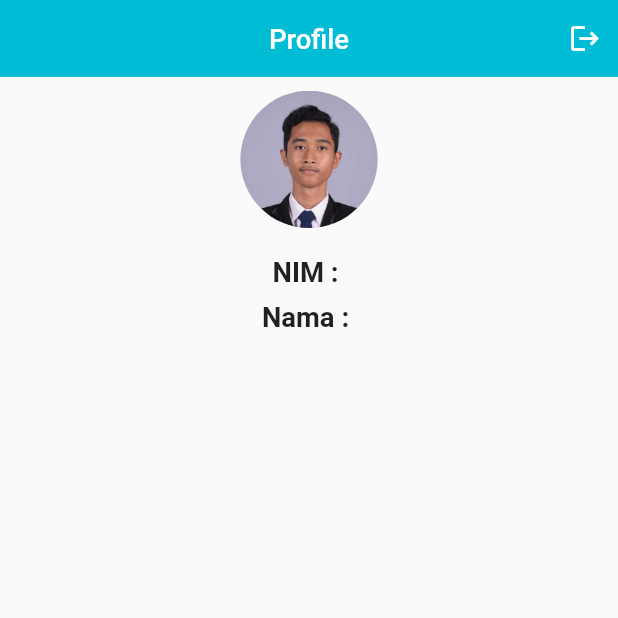
After one commit to wahyusinggihw/ibundiksha, a Flutter app: the ProfileScreen screen opened by its route, on a phone screen of 412 x 824 dp, the top half of it. The commit adds this screen. Run offline on Flutter 3.47's test engine with Material 2 defaults, Android fonts, the phone set to English and light mode, and no system bars; our stand-ins replace dio, material_design_icons_flutter, responsive_framework, shared_preferences; accounts and stored records are empty; network calls fail; statements that could not run were skipped.

Commit message:
add shared prefs, dio and login with api

```diff
--- a/lib/router/route_generator.dart
+++ b/lib/router/route_generator.dart
@@ -1,5 +1,6 @@
 import 'package:flutter/material.dart';
 import 'package:ibundiksha/screens/login_api.dart';
+import 'package:ibundiksha/screens/profile.dart';
 import 'package:ibundiksha/widgets/bottombar.dart';
 import '../screens/splash.dart';
 import 'route_list.dart';
@@ -21,6 +22,8 @@ class RouterGenerator {
         return MaterialPageRoute(builder: (_) => HomeScreen());
       case routeTransaksiScreen:
         return MaterialPageRoute(builder: (_) => TransaksiScreen());
+      case routeProfileScreen:
+        return MaterialPageRoute(builder: (_) => ProfileScreen());
       case routeLoginAPI:
         return MaterialPageRoute(builder: (_) => LoginApi());
 
--- a/lib/router/route_list.dart
+++ b/lib/router/route_list.dart
@@ -4,5 +4,6 @@ const String routeMainScreen = '/main';
 const String routeLoginScreen = '/login';
 const String routeHomeScreen = '/home';
 const String routeTransaksiScreen = '/transaksi';
+const String routeProfileScreen = '/profile';
 
 const String routeLoginAPI = '/loginapi';
--- /dev/null
+++ b/lib/screens/profile.dart
@@ -0,0 +1,131 @@
+import 'package:flutter/material.dart';
+import 'package:flutter/src/foundation/key.dart';
+import 'package:flutter/src/widgets/framework.dart';
+import 'package:ibundiksha/services/shared_preferences.dart';
+import 'package:responsive_framework/responsive_framework.dart';
+import 'package:ibundiksha/widgets/dialogs.dart';
+
+class ProfileScreen extends StatefulWidget {
+  const ProfileScreen({Key? key}) : super(key: key);
+
+  @override
+  State<ProfileScreen> createState() => _ProfileScreenState();
+}
+
+class _ProfileScreenState extends State<ProfileScreen> {
+  SharedPrefs sharedPrefs = SharedPrefs();
+  String username = '';
+  String nim = '';
+
+  @override
+  void initState() {
+    // TODO: implement initState
+    super.initState();
+    username = SharedPrefs.getUsername('username');
+    nim = SharedPrefs.getNIM('nim');
+  }
+
+  @override
+  Widget build(BuildContext context) {
+    return Scaffold(
+      appBar: AppBar(
+        title: const Text('Profile'),
+        centerTitle: true,
+        automaticallyImplyLeading: false,
+        elevation: 0,
+        backgroundColor: Colors.cyan,
+        actions: [
+          ResponsiveVisibility(
+            visible: false,
+            visibleWhen: const [
+              Condition.largerThan(name: MOBILE),
+            ],
+            child: TextButton(
+              style: TextButton.styleFrom(
+                primary: Colors.white,
+                textStyle: const TextStyle(fontWeight: FontWeight.w600),
+              ),
+              onPressed: () {},
+              child: const Text("Logout"),
+            ),
+          ),
+          IconButton(
+            splashRadius: 20,
+            icon: const Icon(Icons.logout),
+            onPressed: () {
+              Dialogs().showAlertDialog(
+                  context, 'Logout', 'Anda yakin ingin logout?', '/login');
+            },
+          ),
+        ],
+      ),
+      body: SafeArea(
+        child: Column(
+          crossAxisAlignment: CrossAxisAlignment.center,
+          children: [
+            const SizedBox(
+              height: 10,
+            ),
+            Center(
+              child: Container(
+                width: 100,
+                height: 100,
+                decoration: const BoxDecoration(
+                  shape: BoxShape.circle,
+                  image: DecorationImage(
+                    image: AssetImage('assets/images/user.jpg'),
+                    fit: BoxFit.fill,
+                  ),
+                ),
+              ),
+            ),
+            const SizedBox(
+              height: 20,
+            ),
+            Row(
+              mainAxisAlignment: MainAxisAlignment.center,
+              children: [
+                const Text(
+                  'NIM : ',
+                  style: TextStyle(
+                    fontSize: 20,
+                    fontWeight: FontWeight.bold,
+                  ),
+                ),
+                Text(
+                  nim,
+                  style: const TextStyle(
+                    fontSize: 20,
+                    fontWeight: FontWeight.bold,
+                  ),
+                ),
+              ],
+            ),
+            const SizedBox(
+              height: 10,
+            ),
+            Row(
+              mainAxisAlignment: MainAxisAlignment.center,
+              children: [
+                const Text(
+                  'Nama : ',
+                  style: TextStyle(
+                    fontSize: 20,
+                    fontWeight: FontWeight.bold,
+                  ),
+                ),
+                Text(
+                  username,
+                  style: const TextStyle(
+                    fontSize: 20,
+                    fontWeight: FontWeight.bold,
+                  ),
+                ),
+              ],
+            ),
+          ],
+        ),
+      ),
+    );
+  }
+}
--- /dev/null
+++ b/lib/services/shared_preferences.dart
@@ -0,0 +1,33 @@
+// ignore: depend_on_referenced_packages
+import 'package:shared_preferences/shared_preferences.dart';
+
+class SharedPrefs {
+  static SharedPreferences? _sharedPrefs;
+  static Future init() async {
+    _sharedPrefs ??= await SharedPreferences.getInstance();
+  }
+
+  static Future setNIM(String nim) async {
+    await _sharedPrefs!.setString('nim', nim);
+  }
+
+  static String getNIM(key) {
+    return _sharedPrefs!.getString(key)!;
+  }
+
+  static Future setUsername(String username) async {
+    await _sharedPrefs!.setString('username', username);
+  }
+
+  static String getUsername(key) {
+    return _sharedPrefs!.getString(key)!;
+  }
+
+  // getString(String keyString) async {
+  //   return _sharedPrefs!.getString(keyString);
+  // }
+
+  // setString(String key, String string) async {
+  //   _sharedPrefs!.setString(key, string);
+  // }
+}
--- a/lib/widgets/bottombar.dart
+++ b/lib/widgets/bottombar.dart
@@ -1,5 +1,6 @@
 import 'package:flutter/material.dart';
 import 'package:ibundiksha/screens/home.dart';
+import 'package:ibundiksha/screens/profile.dart';
 
 class BottomBar extends StatefulWidget {
   const BottomBar({Key? key}) : super(key: key);
@@ -15,7 +16,7 @@ class _BottomBarState extends State<BottomBar> {
   final List<Widget> listPage = [
     const HomeScreen(),
     const HomeScreen(),
-    const HomeScreen(),
+    const ProfileScreen(),
   ];
 
   @override
--- a/pubspec.yaml
+++ b/pubspec.yaml
@@ -38,6 +38,7 @@ dev_dependencies:
     sdk: flutter
   material_design_icons_flutter: ^5.0.6996
   responsive_framework: ^0.2.0
+  shared_preferences: ^2.0.15
 
 # For information on the generic Dart part of this file, see the
 # following page: https://dart.dev/tools/pub/pubspec
```
Also changed, not shown: lib/layouts/login_narrow_layout.dart (+9 -2 lines), lib/layouts/login_wide_layout.dart (+13 -5 lines), lib/main.dart (+5 -2 lines), lib/screens/login_api.dart (+18 -8 lines), lib/services/list_users_service.dart (+0 -25 lines), lib/services/login_services.dart (+32 -0 lines), pubspec.lock, 2 other files.
